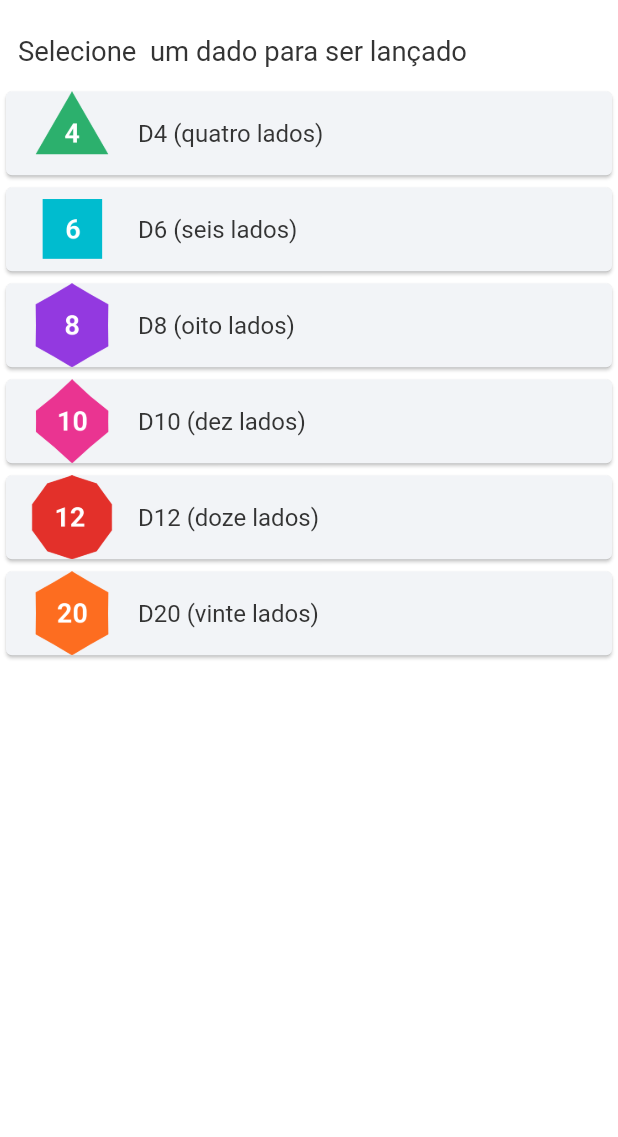
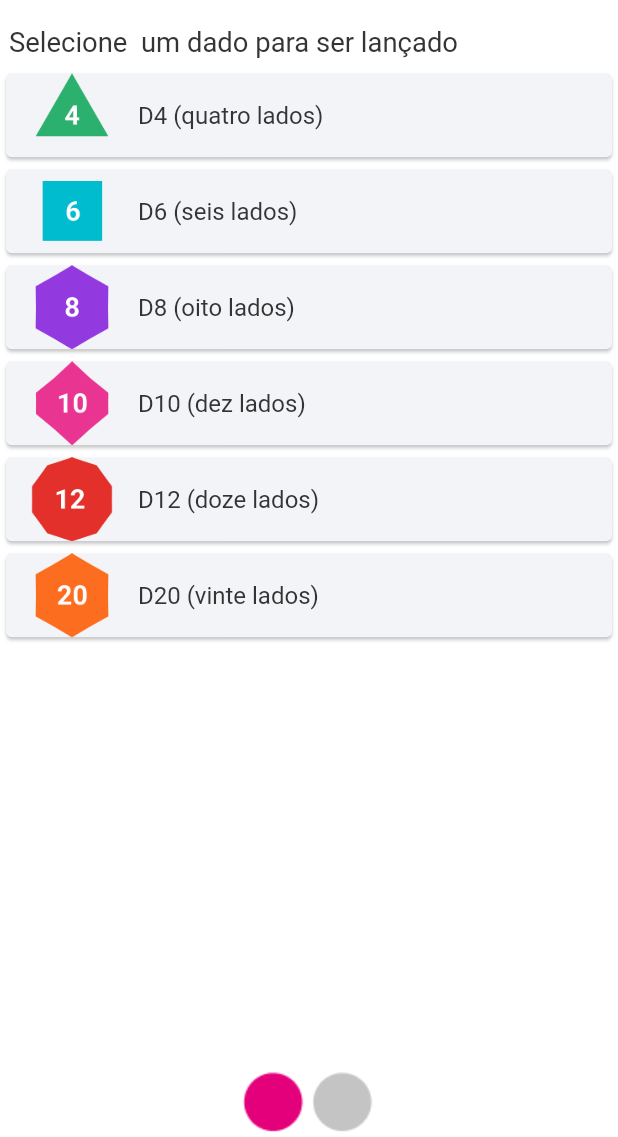
Before and after one commit to FMMACubos/Desafio01, a Flutter app: the screen it shows after launch, on a phone screen of 412 x 824 dp, the part 99-1236 px from its top. Run offline on Flutter 3.47's test engine with Material 2 defaults, Android fonts, the phone set to English and light mode, and no system bars; Roboto replaces fonts that are missing (RobotoMono).

Commit message:
Add files via upload

```diff
--- a/desafio_1/lib/main.dart
+++ b/desafio_1/lib/main.dart
@@ -1,93 +1,24 @@
+import 'package:desafio_1/telas/pag2.dart';
 import 'package:flutter/material.dart';
-import 'package:desafio_1/variables.dart';
+import 'package:desafio_1/modelos/variaveis.dart';
 import 'package:desafio_1/modelos/dado.dart';
 import 'package:desafio_1/modelos/lista_dados.dart' as lista_dados;
+import 'package:desafio_1/telas/pag1.dart';
 
-class ResponsividadeMediaQuery extends StatefulWidget {
-  const ResponsividadeMediaQuery({Key? key}) : super(key: key);
-
-  @override
-  _ResponsividadeMediaQueryState createState() =>
-      _ResponsividadeMediaQueryState();
-}
-
-class _ResponsividadeMediaQueryState extends State<ResponsividadeMediaQuery> {
-  final dados = List<Dado>.from(lista_dados.smallListaDados);
-
-  @override
-  Widget build(BuildContext context) {
-    final largura = MediaQuery.of(context).size.width;
-    final altura = MediaQuery.of(context).size.height;
-
-    return Scaffold(
-      backgroundColor: DarkMode ? cor1b : cor1,
-      body: Column(
-        children: [
-          Container(
-            width: largura,
-            height: (17 / 640 * altura),
-            color: cor0,
-          ),
-          Row(
-            children: [
-              Container(
-                child: Padding(
-                  padding: const EdgeInsets.all(12),
-                  child: Text(
-                    'RPG Academy',
-                    style: TextStyle(
-                        color: cor0,
-                        fontSize: (12 / 360 * altura),
-                        fontFamily: 'RobotoMono'),
-                  ),
-                ),
-              ),
-              Switch(
-                value: DarkMode,
-                onChanged: (onChanged) {},
-              ),
-            ],
-          ),
-          Padding(
-            padding: const EdgeInsets.all(12),
-            child: Align(
-              alignment: Alignment.centerLeft,
-              child: Text(
-                'Selecione  um dado para ser lançado',
-                style: TextStyle(
-                    color: DarkMode ? cor1 : cor1b,
-                    fontSize: (8 / 360 * altura),
-                    fontFamily: 'RobotoMono'),
-              ),
-            ),
-          ),
-
-          Expanded(
-              child: ListView.builder(
-                itemCount: dados.length,
-                itemBuilder: (context, index) {
-                  final dado = dados[index];
-                  return Card(
-                    color: DarkMode ? cor2b : cor2,
-                    child: ListTile(
-                        textColor: DarkMode ? cor1 : cor1b,
-                        title: Text(dado.nome),
-                        leading: Image.asset(dado.imagem),
-                      ),
-                  );
-                },
-
-          )
-          ),
-        ],
-      ),
-    );
-  }
-}
+final pageController = PageController();
 
 void main() {
   runApp(MaterialApp(
     debugShowCheckedModeBanner: false,
-    home: ResponsividadeMediaQuery(),
-  ));
+    home: PageView(
+      controller: pageController,
+      children:  [
+      ResponsividadeMediaQuery(),
+      ResponsividadeMediaQuery2(),
+
+
+    ],
+  ),
+  )
+  );
 }
--- /dev/null
+++ b/desafio_1/lib/modelos/variaveis.dart
@@ -0,0 +1,14 @@
+import 'package:flutter/animation.dart';
+
+bool DarkMode = false;
+Color cor0 = Color(0xFFE5007B);
+Color cor1 = Color(0xFFFFFFFF);
+Color cor2 = Color(0xFFF2F4F7);
+Color cor3 = Color(0xFF3A3B4D);
+Color cor1b = Color(0xFF343434);
+Color cor2b = Color(0xFF3B3B3B);
+Color cor3b = Color(0xFFF1F1F1);
+int num = 0;
+int nlados = 0;
+String texto = '?';
+bool inativo = false;
--- /dev/null
+++ b/desafio_1/lib/telas/pag1.dart
@@ -0,0 +1,112 @@
+import 'package:flutter/material.dart';
+import 'package:desafio_1/modelos/variaveis.dart';
+import 'package:desafio_1/modelos/dado.dart';
+import 'package:desafio_1/telas/pag2.dart';
+import 'package:desafio_1/modelos/lista_dados.dart' as lista_dados;
+
+class ResponsividadeMediaQuery extends StatefulWidget {
+  const ResponsividadeMediaQuery({Key? key}) : super(key: key);
+
+  @override
+  _ResponsividadeMediaQueryState createState() =>
+      _ResponsividadeMediaQueryState();
+}
+
+class _ResponsividadeMediaQueryState extends State<ResponsividadeMediaQuery> {
+  final dados = List<Dado>.from(lista_dados.smallListaDados);
+
+  @override
+  Widget build(BuildContext context) {
+    final largura = MediaQuery.of(context).size.width;
+    final altura = MediaQuery.of(context).size.height;
+
+    return Scaffold(
+      backgroundColor: DarkMode ? cor1b : cor1,
+      body: Column(
+        children: [
+          Container(
+            width: largura,
+            height: (17 / 640 * altura),
+            color: cor0,
+          ),
+          Row(
+            children: [
+              Container(
+                child: Padding(
+                  padding: const EdgeInsets.all(12),
+                  child: Text(
+                    'RPG Academy',
+                    style: TextStyle(
+                        color: cor0,
+                        fontSize: (12 / 360 * altura),
+                        fontFamily: 'RobotoMono'),
+                  ),
+                ),
+              ),
+              Switch(
+                value: DarkMode,
+                onChanged: (value) {
+                  setState(() {
+                    DarkMode = value;
+                  });
+                },
+                activeColor: cor0,
+              ),
+            ],
+          ),
+          Padding(
+            padding: const EdgeInsets.all(6),
+            child: Align(
+              alignment: Alignment.centerLeft,
+              child: Text(
+                'Selecione  um dado para ser lançado',
+                style: TextStyle(
+                    color: DarkMode ? cor1 : cor1b,
+                    fontSize: (8 / 360 * altura),
+                    fontFamily: 'RobotoMono'),
+              ),
+            ),
+          ),
+          Expanded(
+              child: ListView.builder(
+            itemCount: dados.length,
+            itemBuilder: (context, index) {
+              final dado = dados[index];
+              return Card(
+                color: DarkMode ? cor2b : cor2,
+                child: ListTile(
+                    shape: RoundedRectangleBorder(
+                        borderRadius: BorderRadius.all(Radius.circular(10))),
+                    textColor: DarkMode ? cor1 : cor1b,
+                    title: Text(dado.nome),
+                    leading: Image.asset(dado.imagem),
+                    onTap: () {
+                      num = index + 1;
+                      nlados = dado.lados;
+                      Navigator.push(
+                        context,
+                          MaterialPageRoute(builder: (context) => const ResponsividadeMediaQuery2()),
+                        );
+                    }),
+              );
+            },
+          )),
+          Column(
+            children: [
+              DarkMode
+                  ? Image.asset('img/10b.png')
+                  : Image.asset('img/10.png'), // <-- SEE HERE
+            ],
+          )
+        ],
+      ),
+    );
+  }
+}
+
+void main() {
+  runApp(MaterialApp(
+    debugShowCheckedModeBanner: false,
+    home: ResponsividadeMediaQuery(),
+  ));
+}
```
Also changed, not shown: desafio_1/lib/telas/pag2.dart (added, +194 -0 lines), desafio_1/analysis_options.yaml (line endings or trailing spaces), desafio_1/google_fonts/RobotoMono.ttf (added), desafio_1/img/01.png (added), desafio_1/img/01b.png (added), desafio_1/img/10.png (added), desafio_1/img/10b.png (added), desafio_1/lib/modelos/dado.dart (line endings or trailing spaces), desafio_1/lib/modelos/lista_dados.dart (line endings or trailing spaces), desafio_1/pubspec.yaml (line endings or trailing spaces), 2 other files.
